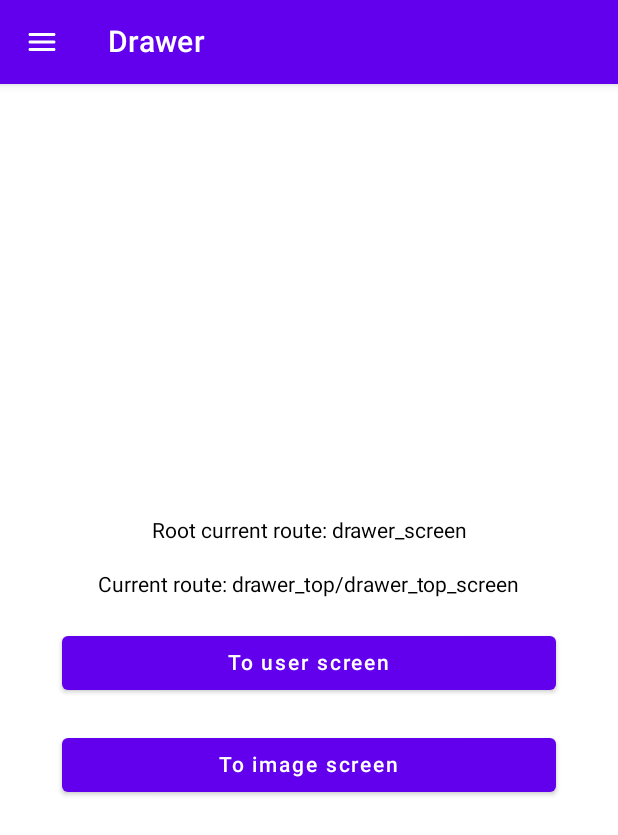
After one commit to dmitrym89/Navigation, an Android app built with Jetpack Compose: the DrawerScreen screen opened through its navigation route, on a phone screen of 412 x 824 dp. The commit adds this screen. Shown: the top 835 px of the screen. Run offline under Robolectric (Android 15) with nearby library versions, the phone set to English and light mode, and no system bars; our stand-ins replace accompanist.

Commit message:
add drawer

```diff
--- a/app/src/main/java/dmitrij/mysenko/navigation/navigation/NestedGraph.kt
+++ b/app/src/main/java/dmitrij/mysenko/navigation/navigation/NestedGraph.kt
@@ -17,6 +17,8 @@ sealed class NestedGraph(val route: String, private val root: NestedGraph? = nul
     object BottomNavYoutube4: NestedGraph("bottom_nav_google_youtube_4")
     object Sheets: NestedGraph("sheets")
     object Tabs: NestedGraph("tabs")
+    object DrawerTop: NestedGraph("drawer_top")
+    object DrawerLatest: NestedGraph("drawer_latest")
     object Other: NestedGraph("other")
 
     fun makeRoute(): String = buildString {
--- a/app/src/main/java/dmitrij/mysenko/navigation/screens/Screen.kt
+++ b/app/src/main/java/dmitrij/mysenko/navigation/screens/Screen.kt
@@ -56,6 +56,12 @@ sealed class Screen(val route: String){
     object SwipeableTabsScreen: Screen("swipeable_tabs_screen")
     object CustomTabsScreen: Screen("custom_tabs_screen")
 
+    object DrawerScreen: Screen("drawer_screen")
+    object DrawerTopScreen: Screen("drawer_top_screen")
+    object DrawerLatestScreen: Screen("drawer_latest_screen")
+    object DrawerUserScreen: Screen("drawer_user_screen")
+    object DrawerImageScreen: Screen("drawer_image_screen")
+
     object OtherScreen: Screen("other_screen")
     object WallpaperScreen: Screen("wallpaper_screen")
 
--- a/app/src/main/java/dmitrij/mysenko/navigation/screens/main/Navigation.kt
+++ b/app/src/main/java/dmitrij/mysenko/navigation/screens/main/Navigation.kt
@@ -8,6 +8,7 @@ import dmitrij.mysenko.navigation.screens.aftermain.AfterMainScreen
 import dmitrij.mysenko.navigation.screens.main.other.otherGraph
 import dmitrij.mysenko.navigation.screens.main.bottomnav.bottomNavGraph
 import dmitrij.mysenko.navigation.screens.main.dialog.DialogScreen
+import dmitrij.mysenko.navigation.screens.main.drawer.DrawerScreen
 import dmitrij.mysenko.navigation.screens.main.popup.PopupScreen
 import dmitrij.mysenko.navigation.screens.main.sheets.sheetsGraph
 import dmitrij.mysenko.navigation.screens.main.tabs.tabsGraph
@@ -29,6 +30,9 @@ fun NavGraphBuilder.mainGraph(navController: NavController) {
         composable(route = Screen.PopupScreen.route){
             PopupScreen(navController = navController)
         }
+        composable(route = Screen.DrawerScreen.route){
+            DrawerScreen(rootNavController = navController)
+        }
         sheetsGraph(navController = navController)
         tabsGraph(navController = navController)
         bottomNavGraph(navController = navController)
--- /dev/null
+++ b/app/src/main/java/dmitrij/mysenko/navigation/screens/main/drawer/DrawerScreen.kt
@@ -0,0 +1,170 @@
+package dmitrij.mysenko.navigation.screens.main.drawer
+
+import androidx.annotation.StringRes
+import androidx.compose.foundation.background
+import androidx.compose.foundation.clickable
+import androidx.compose.foundation.layout.*
+import androidx.compose.material.*
+import androidx.compose.material.icons.Icons
+import androidx.compose.material.icons.rounded.Menu
+import androidx.compose.runtime.Composable
+import androidx.compose.runtime.DisposableEffect
+import androidx.compose.runtime.getValue
+import androidx.compose.runtime.rememberCoroutineScope
+import androidx.compose.ui.Modifier
+import androidx.compose.ui.graphics.Color
+import androidx.compose.ui.res.stringResource
+import androidx.compose.ui.unit.dp
+import androidx.navigation.NavController
+import androidx.navigation.NavDestination
+import androidx.navigation.NavDestination.Companion.hierarchy
+import androidx.navigation.NavGraph.Companion.findStartDestination
+import androidx.navigation.compose.NavHost
+import androidx.navigation.compose.currentBackStackEntryAsState
+import androidx.navigation.compose.rememberNavController
+import com.google.accompanist.systemuicontroller.rememberSystemUiController
+import dmitrij.mysenko.navigation.R
+import dmitrij.mysenko.navigation.navigation.NestedGraph
+import kotlinx.coroutines.Job
+import kotlinx.coroutines.launch
+
+@Composable
+fun DrawerScreen(rootNavController: NavController) {
+
+    val systemUiController = rememberSystemUiController()
+    val color = MaterialTheme.colors.primary
+    DisposableEffect(systemUiController) {
+        systemUiController.setStatusBarColor(
+            color = color,
+            darkIcons = false
+        )
+        onDispose {
+            systemUiController.setStatusBarColor(
+                color = Color.Transparent,
+                darkIcons = true
+            )
+        }
+    }
+
+    val navHostController = rememberNavController()
+    val scaffoldState = rememberScaffoldState()
+    val scope = rememberCoroutineScope()
+    val items = listOf(
+        DrawerItem.Top,
+        DrawerItem.Latest
+    )
+    val closeDrawer = {
+        scope.launch {
+            scaffoldState.drawerState.close()
+        }
+    }
+    val navBackStackEntry by navHostController.currentBackStackEntryAsState()
+    val currentDestination = navBackStackEntry?.destination
+
+    Scaffold(
+        scaffoldState = scaffoldState,
+        topBar = {
+            TopAppBar(
+                title = { Text(text = "Drawer") },
+                navigationIcon = {
+                    IconButton(
+                        onClick = {
+                            scope.launch {
+                                scaffoldState.drawerState.open()
+                            }
+                        },
+                    ) {
+                        Icon(Icons.Rounded.Menu, contentDescription = "")
+                    }
+                },
+                modifier = Modifier.fillMaxWidth().statusBarsPadding()
+            )
+        },
+        drawerContent = {
+            DrawerContent(
+                items = items,
+                currentDestination = currentDestination,
+                navHostController = navHostController,
+                closeDrawer = closeDrawer
+            )
+        }
+    ) { innerPadding ->
+        NavHost(
+            navHostController,
+            startDestination = NestedGraph.DrawerTop.route,
+            Modifier
+                .fillMaxSize()
+                .padding(innerPadding)
+        ) {
+            drawerTopGraph(
+                rootNavController = rootNavController,
+                navHostController = navHostController
+            )
+            drawerLatestGraph(
+                rootNavController = rootNavController,
+                navHostController = navHostController
+            )
+        }
+    }
+}
+
+@Composable
+private fun DrawerContent(
+    items: List<DrawerItem>,
+    currentDestination: NavDestination?,
+    navHostController: NavController,
+    closeDrawer: () -> Job
+) {
+    Column {
+        Spacer(modifier = Modifier.statusBarsPadding())
+        items.forEach { item ->
+            DrawerItem(
+                label = stringResource(item.resourceId),
+                isSelected = currentDestination?.hierarchy?.any { it.route == item.graph.route } == true
+            ) {
+                navHostController.navigate(item.graph.route) {
+                    popUpTo(navHostController.graph.findStartDestination().id) {
+                        saveState = true
+                    }
+                    launchSingleTop = true
+                    restoreState = true
+                }
+                closeDrawer.invoke()
+            }
+        }
+    }
+}
+
+@Composable
+private fun DrawerItem(
+    label: String,
+    isSelected: Boolean,
+    onClick: () -> Unit
+) {
+    Text(text = label,
+        modifier = Modifier
+            .fillMaxWidth()
+            .background(color = if (isSelected) Color.Cyan else Color.Transparent)
+            .clickable { onClick.invoke() }
+            .padding(16.dp)
+
+    )
+}
+
+sealed class DrawerItem(
+    //val screen: Screen,
+    @StringRes val resourceId: Int,
+    val graph: NestedGraph
+) {
+    object Top : DrawerItem(
+        //Screen.DrawerTopScreen,
+        R.string.drawer_item_top,
+        NestedGraph.DrawerTop
+    )
+
+    object Latest : DrawerItem(
+        //Screen.DrawerLatestScreen,
+        R.string.drawer_item_latest,
+        NestedGraph.DrawerLatest
+    )
+}
--- /dev/null
+++ b/app/src/main/java/dmitrij/mysenko/navigation/screens/main/drawer/DrawerTopScreen.kt
@@ -0,0 +1,46 @@
+package dmitrij.mysenko.navigation.screens.main.drawer
+
+import androidx.compose.foundation.layout.*
+import androidx.compose.material.Button
+import androidx.compose.material.Text
+import androidx.compose.runtime.Composable
+import androidx.compose.ui.Alignment
+import androidx.compose.ui.Modifier
+import androidx.compose.ui.unit.dp
+import androidx.navigation.NavController
+import dmitrij.mysenko.navigation.navigation.NestedGraph
+import dmitrij.mysenko.navigation.screens.Screen
+import dmitrij.mysenko.navigation.shared.CurrentRoute
+
+@Composable
+fun DrawerTopScreen(rootNavController: NavController, navHostController: NavController) {
+    Column(
+        verticalArrangement = Arrangement.Center,
+        horizontalAlignment = Alignment.CenterHorizontally,
+        modifier = Modifier.fillMaxSize()
+    ) {
+
+        CurrentRoute(navController = rootNavController, prefix = "Root current route: ")
+        Spacer(modifier = Modifier.height(20.dp))
+        CurrentRoute(navController = navHostController)
+        Spacer(modifier = Modifier.height(20.dp))
+        Button(
+            onClick = {
+                navHostController.navigate(Screen.DrawerUserScreen.makeRoute(NestedGraph.DrawerTop))
+            },
+            modifier = Modifier.fillMaxWidth(0.8f)
+        ) {
+            Text(text = "To user screen")
+        }
+        Spacer(modifier = Modifier.height(20.dp))
+        Button(
+            onClick = {
+                navHostController.navigate(Screen.DrawerImageScreen.makeRoute(NestedGraph.DrawerTop))
+            },
+            modifier = Modifier.fillMaxWidth(0.8f)
+        ) {
+            Text(text = "To image screen")
+        }
+
+    }
+}
--- /dev/null
+++ b/app/src/main/java/dmitrij/mysenko/navigation/screens/main/drawer/Navigation.kt
@@ -0,0 +1,37 @@
+package dmitrij.mysenko.navigation.screens.main.drawer
+
+import androidx.navigation.NavController
+import androidx.navigation.NavGraphBuilder
+import androidx.navigation.compose.composable
+import androidx.navigation.navigation
+import dmitrij.mysenko.navigation.navigation.NestedGraph
+import dmitrij.mysenko.navigation.screens.Screen
+
+
+fun NavGraphBuilder.drawerTopGraph(rootNavController: NavController, navHostController: NavController) {
+    navigation(startDestination = Screen.DrawerTopScreen.makeRoute(NestedGraph.DrawerTop), route = NestedGraph.DrawerTop.route) {
+        composable(route = Screen.DrawerTopScreen.makeRoute(NestedGraph.DrawerTop)) {
+            DrawerTopScreen(rootNavController = rootNavController, navHostController = navHostController)
+        }
+        composable(route = Screen.DrawerImageScreen.makeRoute(NestedGraph.DrawerTop)){
+            DrawerImageScreen(rootNavController = rootNavController, navHostController = navHostController, graph = NestedGraph.DrawerTop)
+        }
+        composable(route = Screen.DrawerUserScreen.makeRoute(NestedGraph.DrawerTop)){
+            DrawerUserScreen(rootNavController = rootNavController, navHostController = navHostController, graph = NestedGraph.DrawerTop)
+        }
+    }
+}
+
+fun NavGraphBuilder.drawerLatestGraph(rootNavController: NavController, navHostController: NavController) {
+    navigation(startDestination = Screen.DrawerLatestScreen.makeRoute(NestedGraph.DrawerLatest), route = NestedGraph.DrawerLatest.route) {
+        composable(route = Screen.DrawerLatestScreen.makeRoute(NestedGraph.DrawerLatest)) {
+            DrawerLatestScreen(rootNavController = rootNavController, navHostController = navHostController)
+        }
+        composable(route = Screen.DrawerImageScreen.makeRoute(NestedGraph.DrawerLatest)){
+            DrawerImageScreen(rootNavController = rootNavController, navHostController = navHostController, graph = NestedGraph.DrawerLatest)
+        }
+        composable(route = Screen.DrawerUserScreen.makeRoute(NestedGraph.DrawerLatest)){
+            DrawerUserScreen(rootNavController = rootNavController, navHostController = navHostController, graph = NestedGraph.DrawerLatest)
+        }
+    }
+}
--- a/app/src/main/res/values/strings.xml
+++ b/app/src/main/res/values/strings.xml
@@ -5,6 +5,9 @@
     <string name="bottom_nav_item_3">item_3</string>
     <string name="bottom_nav_item_4">item_4</string>
 
+    <string name="drawer_item_top">Top</string>
+    <string name="drawer_item_latest">Latest</string>
+
     <string name="tab_1">Tab 1</string>
     <string name="tab_2">Tab 2</string>
     <string name="tab_3">Tab 3</string>
```
Also changed, not shown: app/src/main/java/dmitrij/mysenko/navigation/screens/main/MainScreen.kt (+12 -0 lines), app/src/main/java/dmitrij/mysenko/navigation/screens/main/drawer/DrawerImageScreen.kt (added, +42 -0 lines), app/src/main/java/dmitrij/mysenko/navigation/screens/main/drawer/DrawerLatestScreen.kt (added, +47 -0 lines), app/src/main/java/dmitrij/mysenko/navigation/screens/main/drawer/DrawerUserScreen.kt (added, +43 -0 lines).
